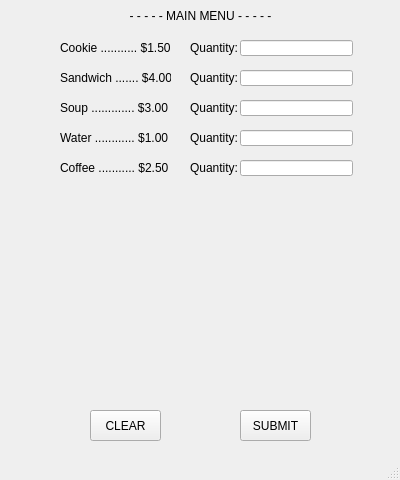
First picture: the form in view.ui, repository Jocelyn-Hn/Project-1, before the edit.
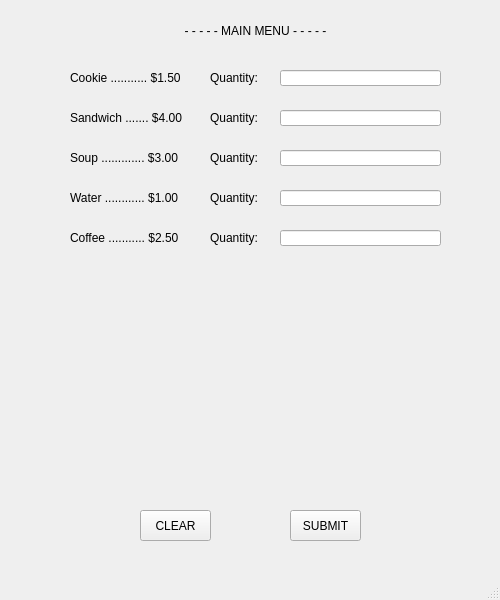
Second picture: the form after the edit.

```diff
--- a/view.ui
+++ b/view.ui
@@ -6,20 +6,20 @@
    <rect>
     <x>0</x>
     <y>0</y>
-    <width>400</width>
-    <height>480</height>
+    <width>500</width>
+    <height>600</height>
    </rect>
   </property>
   <property name="minimumSize">
    <size>
-    <width>400</width>
-    <height>480</height>
+    <width>500</width>
+    <height>600</height>
    </size>
   </property>
   <property name="maximumSize">
    <size>
-    <width>400</width>
-    <height>480</height>
+    <width>500</width>
+    <height>600</height>
    </size>
   </property>
   <property name="windowTitle">
@@ -30,9 +30,9 @@
     <property name="geometry">
      <rect>
       <x>70</x>
-      <y>0</y>
-      <width>261</width>
-      <height>31</height>
+      <y>10</y>
+      <width>371</width>
+      <height>41</height>
      </rect>
     </property>
     <property name="text">
@@ -45,9 +45,9 @@
    <widget class="QLabel" name="label_cookie">
     <property name="geometry">
      <rect>
-      <x>60</x>
-      <y>40</y>
-      <width>111</width>
+      <x>70</x>
+      <y>70</y>
+      <width>131</width>
       <height>16</height>
      </rect>
     </property>
@@ -58,9 +58,9 @@
    <widget class="QLabel" name="label_sandwich">
     <property name="geometry">
      <rect>
-      <x>60</x>
-      <y>70</y>
-      <width>111</width>
+      <x>70</x>
+      <y>110</y>
+      <width>131</width>
       <height>16</height>
      </rect>
     </property>
@@ -71,9 +71,9 @@
    <widget class="QLabel" name="label_water">
     <property name="geometry">
      <rect>
-      <x>60</x>
-      <y>130</y>
-      <width>111</width>
+      <x>70</x>
+      <y>190</y>
+      <width>131</width>
       <height>16</height>
      </rect>
     </property>
@@ -81,51 +81,12 @@
      <string>Water ............ $1.00</string>
     </property>
    </widget>
-   <widget class="QLineEdit" name="input_cookie">
-    <property name="geometry">
-     <rect>
-      <x>240</x>
-      <y>40</y>
-      <width>113</width>
-      <height>16</height>
-     </rect>
-    </property>
-    <property name="alignment">
-     <set>Qt::AlignRight|Qt::AlignTrailing|Qt::AlignVCenter</set>
-    </property>
-   </widget>
-   <widget class="QLineEdit" name="input_sandwich">
-    <property name="geometry">
-     <rect>
-      <x>240</x>
-      <y>70</y>
-      <width>113</width>
-      <height>16</height>
-     </rect>
-    </property>
-    <property name="alignment">
-     <set>Qt::AlignRight|Qt::AlignTrailing|Qt::AlignVCenter</set>
-    </property>
-   </widget>
-   <widget class="QLineEdit" name="input_water">
-    <property name="geometry">
-     <rect>
-      <x>240</x>
-      <y>130</y>
-      <width>113</width>
-      <height>16</height>
-     </rect>
-    </property>
-    <property name="alignment">
-     <set>Qt::AlignRight|Qt::AlignTrailing|Qt::AlignVCenter</set>
-    </property>
-   </widget>
    <widget class="QLabel" name="label_q1">
     <property name="geometry">
      <rect>
-      <x>190</x>
-      <y>40</y>
-      <width>51</width>
+      <x>210</x>
+      <y>70</y>
+      <width>61</width>
       <height>16</height>
      </rect>
     </property>
@@ -136,9 +97,9 @@
    <widget class="QLabel" name="label_q2">
     <property name="geometry">
      <rect>
-      <x>190</x>
-      <y>70</y>
-      <width>51</width>
+      <x>210</x>
+      <y>110</y>
+      <width>61</width>
       <height>16</height>
      </rect>
     </property>
@@ -149,9 +110,9 @@
    <widget class="QLabel" name="label_q3">
     <property name="geometry">
      <rect>
-      <x>190</x>
-      <y>130</y>
-      <width>51</width>
+      <x>210</x>
+      <y>190</y>
+      <width>61</width>
       <height>16</height>
      </rect>
     </property>
@@ -163,8 +124,8 @@
     <property name="geometry">
      <rect>
       <x>70</x>
-      <y>190</y>
-      <width>261</width>
+      <y>260</y>
+      <width>371</width>
       <height>31</height>
      </rect>
     </property>
@@ -178,10 +139,10 @@
    <widget class="QLabel" name="output_labels">
     <property name="geometry">
      <rect>
-      <x>100</x>
-      <y>220</y>
-      <width>91</width>
-      <height>181</height>
+      <x>120</x>
+      <y>290</y>
+      <width>121</width>
+      <height>211</height>
      </rect>
     </property>
     <property name="text">
@@ -194,8 +155,8 @@
    <widget class="QPushButton" name="button_clear">
     <property name="geometry">
      <rect>
-      <x>90</x>
-      <y>410</y>
+      <x>140</x>
+      <y>510</y>
       <width>71</width>
       <height>31</height>
      </rect>
@@ -207,8 +168,8 @@
    <widget class="QPushButton" name="button_submit">
     <property name="geometry">
      <rect>
-      <x>240</x>
-      <y>410</y>
+      <x>290</x>
+      <y>510</y>
       <width>71</width>
       <height>31</height>
      </rect>
@@ -220,10 +181,10 @@
    <widget class="QLabel" name="output_prices">
     <property name="geometry">
      <rect>
-      <x>210</x>
-      <y>220</y>
-      <width>91</width>
-      <height>181</height>
+      <x>260</x>
+      <y>290</y>
+      <width>131</width>
+      <height>211</height>
      </rect>
     </property>
     <property name="text">
@@ -236,10 +197,10 @@
    <widget class="QLabel" name="error_summary">
     <property name="geometry">
      <rect>
-      <x>140</x>
-      <y>220</y>
+      <x>180</x>
+      <y>290</y>
       <width>141</width>
-      <height>181</height>
+      <height>211</height>
      </rect>
     </property>
     <property name="text">
@@ -249,9 +210,9 @@
    <widget class="QLabel" name="label_coffee">
     <property name="geometry">
      <rect>
-      <x>60</x>
-      <y>160</y>
-      <width>111</width>
+      <x>70</x>
+      <y>230</y>
+      <width>131</width>
       <height>16</height>
      </rect>
     </property>
@@ -262,9 +223,9 @@
    <widget class="QLabel" name="label_q4">
     <property name="geometry">
      <rect>
-      <x>190</x>
-      <y>160</y>
-      <width>51</width>
+      <x>210</x>
+      <y>230</y>
+      <width>61</width>
       <height>16</height>
      </rect>
     </property>
@@ -272,25 +233,12 @@
      <string>Quantity:</string>
     </property>
    </widget>
-   <widget class="QLineEdit" name="input_coffee">
-    <property name="geometry">
-     <rect>
-      <x>240</x>
-      <y>160</y>
-      <width>113</width>
-      <height>16</height>
-     </rect>
-    </property>
-    <property name="alignment">
-     <set>Qt::AlignRight|Qt::AlignTrailing|Qt::AlignVCenter</set>
-    </property>
-   </widget>
    <widget class="QLabel" name="label_soup">
     <property name="geometry">
      <rect>
-      <x>60</x>
-      <y>100</y>
-      <width>111</width>
+      <x>70</x>
+      <y>150</y>
+      <width>131</width>
       <height>16</height>
      </rect>
     </property>
@@ -301,9 +249,9 @@
    <widget class="QLabel" name="label_q5">
     <property name="geometry">
      <rect>
-      <x>190</x>
-      <y>100</y>
-      <width>51</width>
+      <x>210</x>
+      <y>150</y>
+      <width>61</width>
       <height>16</height>
      </rect>
     </property>
@@ -311,12 +259,64 @@
      <string>Quantity:</string>
     </property>
    </widget>
+   <widget class="QLineEdit" name="input_cookie">
+    <property name="geometry">
+     <rect>
+      <x>280</x>
+      <y>70</y>
+      <width>161</width>
+      <height>16</height>
+     </rect>
+    </property>
+    <property name="alignment">
+     <set>Qt::AlignRight|Qt::AlignTrailing|Qt::AlignVCenter</set>
+    </property>
+   </widget>
+   <widget class="QLineEdit" name="input_sandwich">
+    <property name="geometry">
+     <rect>
+      <x>280</x>
+      <y>110</y>
+      <width>161</width>
+      <height>16</height>
+     </rect>
+    </property>
+    <property name="alignment">
+     <set>Qt::AlignRight|Qt::AlignTrailing|Qt::AlignVCenter</set>
+    </property>
+   </widget>
    <widget class="QLineEdit" name="input_soup">
     <property name="geometry">
      <rect>
-      <x>240</x>
-      <y>100</y>
-      <width>113</width>
+      <x>280</x>
+      <y>150</y>
+      <width>161</width>
+      <height>16</height>
+     </rect>
+    </property>
+    <property name="alignment">
+     <set>Qt::AlignRight|Qt::AlignTrailing|Qt::AlignVCenter</set>
+    </property>
+   </widget>
+   <widget class="QLineEdit" name="input_water">
+    <property name="geometry">
+     <rect>
+      <x>280</x>
+      <y>190</y>
+      <width>161</width>
+      <height>16</height>
+     </rect>
+    </property>
+    <property name="alignment">
+     <set>Qt::AlignRight|Qt::AlignTrailing|Qt::AlignVCenter</set>
+    </property>
+   </widget>
+   <widget class="QLineEdit" name="input_coffee">
+    <property name="geometry">
+     <rect>
+      <x>280</x>
+      <y>230</y>
+      <width>161</width>
       <height>16</height>
      </rect>
     </property>
```
Left out of the diff: 7 changed lines with no effect on the pictures.
